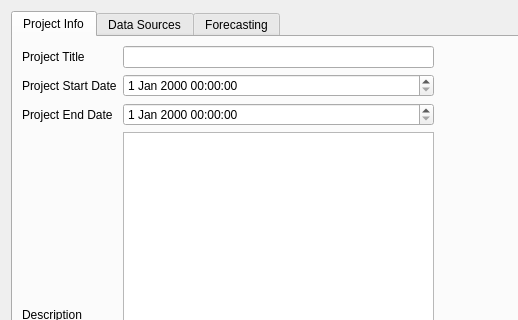
The window that ramsis/ui/views/projectsettingswindow.ui (swiss-seismological-service/hermes) describes before a commit, drawn with Qt 5; both pictures show x 0 to 518 and y 0 to 320 of the 766 by 548 pixel window.
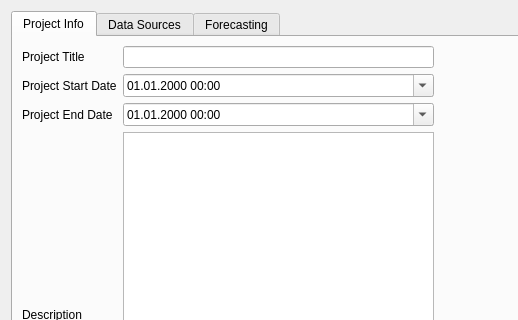
The same window after the commit. The open tabs and pages were chosen to show the change.

Diff of the .ui file:
```diff
--- a/ramsis/ui/views/projectsettingswindow.ui
+++ b/ramsis/ui/views/projectsettingswindow.ui
@@ -40,7 +40,14 @@
       </attribute>
       <layout class="QGridLayout" name="gridLayout">
        <item row="1" column="1">
-        <widget class="QDateTimeEdit" name="projectStartEdit"/>
+        <widget class="QDateTimeEdit" name="projectStartEdit">
+         <property name="displayFormat">
+          <string>dd.MM.yyyy HH:mm</string>
+         </property>
+         <property name="calendarPopup">
+          <bool>true</bool>
+         </property>
+        </widget>
        </item>
        <item row="0" column="0">
         <widget class="QLabel" name="label_3">
@@ -80,7 +87,14 @@
         <widget class="QPlainTextEdit" name="descriptionEdit"/>
        </item>
        <item row="2" column="1">
-        <widget class="QDateTimeEdit" name="projectEndEdit"/>
+        <widget class="QDateTimeEdit" name="projectEndEdit">
+         <property name="displayFormat">
+          <string>dd.MM.yyyy HH:mm</string>
+         </property>
+         <property name="calendarPopup">
+          <bool>true</bool>
+         </property>
+        </widget>
        </item>
        <item row="1" column="2">
         <spacer name="horizontalSpacer_4">
```
Left out of the diff: 13 changed lines with no effect on the pictures.
